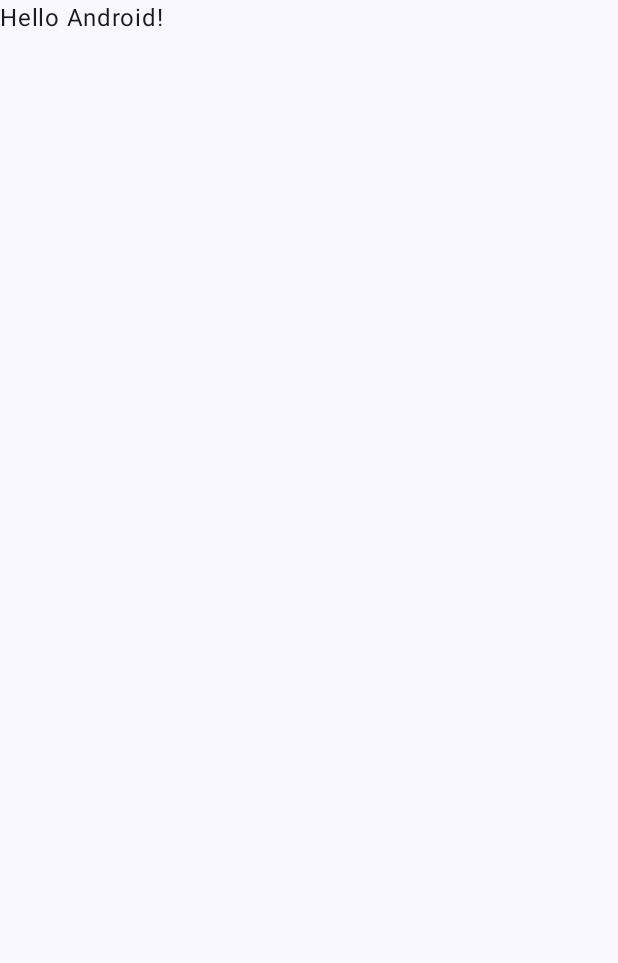
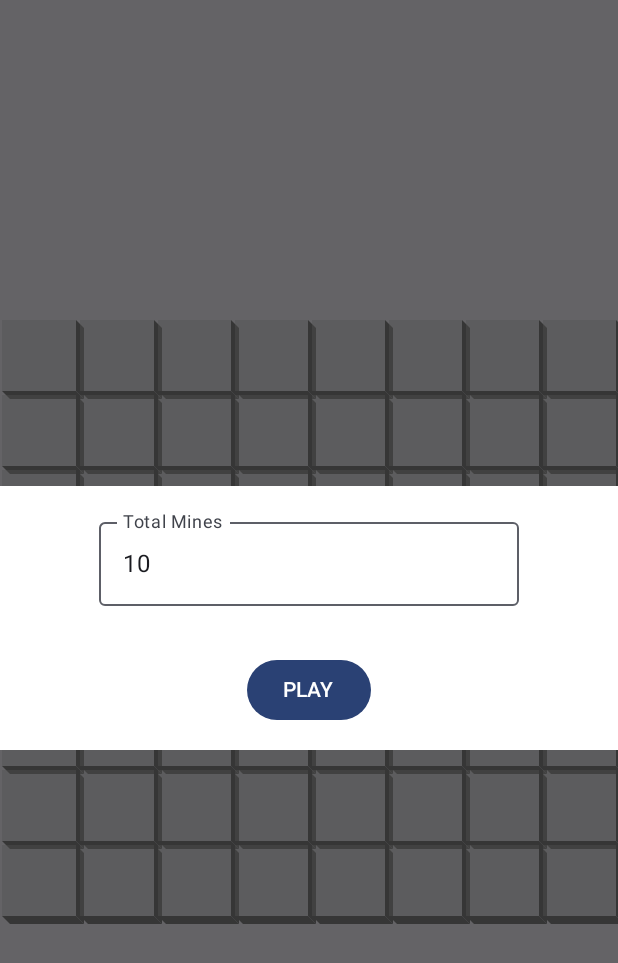
Before and after one commit to virunarala/Minesweeper, an Android app built with Jetpack Compose: the screen it shows after launch (MainActivity), on a phone screen of 412 x 824 dp. Before the commit the part shown is almost empty. Shown: the top 963 px of the screen. Run offline under Robolectric (Android 15) with nearby library versions, the phone set to English and light mode, and no system bars.

Commit message:
added minesweeper functionality

```diff
--- a/app/build.gradle.kts
+++ b/app/build.gradle.kts
@@ -59,6 +59,7 @@ dependencies {
     implementation("androidx.compose.ui:ui-graphics")
     implementation("androidx.compose.ui:ui-tooling-preview")
     implementation("androidx.compose.material3:material3")
+    implementation("androidx.lifecycle:lifecycle-viewmodel-compose:2.6.2")
     testImplementation("junit:junit:4.13.2")
     androidTestImplementation("androidx.test.ext:junit:1.1.5")
     androidTestImplementation("androidx.test.espresso:espresso-core:3.5.1")
--- a/app/src/main/java/dev/virunarala/minesweeper/MainActivity.kt
+++ b/app/src/main/java/dev/virunarala/minesweeper/MainActivity.kt
@@ -4,12 +4,15 @@ import android.os.Bundle
 import androidx.activity.ComponentActivity
 import androidx.activity.compose.setContent
 import androidx.compose.foundation.layout.fillMaxSize
+import androidx.compose.foundation.layout.padding
+import androidx.compose.material3.ExperimentalMaterial3Api
 import androidx.compose.material3.MaterialTheme
+import androidx.compose.material3.Scaffold
 import androidx.compose.material3.Surface
-import androidx.compose.material3.Text
 import androidx.compose.runtime.Composable
 import androidx.compose.ui.Modifier
 import androidx.compose.ui.tooling.preview.Preview
+import dev.virunarala.minesweeper.board.ui.BoardScreen
 import dev.virunarala.minesweeper.ui.theme.MinesweeperTheme
 
 class MainActivity : ComponentActivity() {
@@ -22,25 +25,28 @@ class MainActivity : ComponentActivity() {
                     modifier = Modifier.fillMaxSize(),
                     color = MaterialTheme.colorScheme.background
                 ) {
-                    Greeting("Android")
+                    Minesweeper()
                 }
             }
         }
     }
 }
 
+@OptIn(ExperimentalMaterial3Api::class)
 @Composable
-fun Greeting(name: String, modifier: Modifier = Modifier) {
-    Text(
-        text = "Hello $name!",
-        modifier = modifier
-    )
+fun Minesweeper() {
+    Scaffold {
+        BoardScreen(
+            modifier = Modifier
+                .padding(it)
+        )
+    }
 }
 
 @Preview(showBackground = true)
 @Composable
 fun GreetingPreview() {
     MinesweeperTheme {
-        Greeting("Android")
+        Minesweeper()
     }
 }
--- /dev/null
+++ b/app/src/main/java/dev/virunarala/minesweeper/board/data/Cell.kt
@@ -0,0 +1,12 @@
+package dev.virunarala.minesweeper.board.data
+
+data class Cell(
+    val value: Int = 0,
+    val isMine: Boolean = false,
+    val isHidden: Boolean = true,
+    val isFlagged: Boolean = false
+) {
+    override fun toString(): String {
+        return "Cell{ val:$value, isMine:$isMine, isHidden:$isHidden, isFlagged:$isFlagged}"
+    }
+}
--- /dev/null
+++ b/app/src/main/java/dev/virunarala/minesweeper/board/data/GameState.kt
@@ -0,0 +1,8 @@
+package dev.virunarala.minesweeper.board.data
+
+enum class GameState(val id: Int) {
+    NotStarted(0),
+    InProgress(1),
+    GameOver(2),
+    GameWon(3)
+}
--- /dev/null
+++ b/app/src/main/java/dev/virunarala/minesweeper/board/ui/Board.kt
@@ -0,0 +1,75 @@
+package dev.virunarala.minesweeper.board.ui
+
+import android.content.res.Configuration
+import androidx.compose.foundation.layout.Arrangement
+import androidx.compose.foundation.layout.Box
+import androidx.compose.foundation.layout.Column
+import androidx.compose.foundation.layout.Row
+import androidx.compose.foundation.layout.fillMaxHeight
+import androidx.compose.foundation.layout.fillMaxSize
+import androidx.compose.foundation.layout.fillMaxWidth
+import androidx.compose.runtime.Composable
+import androidx.compose.ui.Alignment
+import androidx.compose.ui.Modifier
+import androidx.compose.ui.platform.LocalConfiguration
+import dev.virunarala.minesweeper.board.data.Cell
+
+@Composable
+fun Board(
+    board: List<List<Cell>>,
+    modifier: Modifier = Modifier,
+    onCellClick: (cell: Cell, row: Int, col: Int) -> Unit,
+    onCellLongClick: (cell: Cell, row: Int, col: Int) -> Unit,) {
+
+    Box(modifier = modifier
+        .fillMaxSize(),
+        contentAlignment = Alignment.Center
+    ) {
+
+        val screenOrientation = LocalConfiguration.current.orientation
+        val columnModifier = when(screenOrientation) {
+            Configuration.ORIENTATION_LANDSCAPE -> {
+                Modifier
+                    .fillMaxHeight()
+            }
+
+            else -> {
+                Modifier
+            }
+        }
+
+        val rowModifier = when(screenOrientation) {
+            Configuration.ORIENTATION_LANDSCAPE -> {
+                Modifier
+            }
+
+            else -> {
+                Modifier
+                    .fillMaxWidth()
+            }
+        }
+
+        Column(modifier = columnModifier
+        ) {
+            repeat(8) { i ->
+                Row(
+                    horizontalArrangement = Arrangement.SpaceEvenly,
+                    modifier = if(screenOrientation == Configuration.ORIENTATION_LANDSCAPE) rowModifier.weight(1f) else rowModifier) {
+                    repeat(8) { j ->
+                        val cell = board[i][j]
+                        Cell(board[i][j],
+                            Modifier.weight(1f),
+                            onCellClick = {
+                                onCellClick(it,i,j)
+                            },
+                            onCellLongClick = {
+                                onCellLongClick(it,i,j)
+                            }
+                        )
+                    }
+                }
+
+            }
+        }
+    }
+}
--- /dev/null
+++ b/app/src/main/java/dev/virunarala/minesweeper/board/ui/BoardScreen.kt
@@ -0,0 +1,158 @@
+package dev.virunarala.minesweeper.board.ui
+
+import android.widget.Toast
+import androidx.compose.foundation.background
+import androidx.compose.foundation.layout.Box
+import androidx.compose.foundation.layout.Column
+import androidx.compose.foundation.layout.Spacer
+import androidx.compose.foundation.layout.fillMaxSize
+import androidx.compose.foundation.layout.fillMaxWidth
+import androidx.compose.foundation.layout.padding
+import androidx.compose.foundation.shape.RoundedCornerShape
+import androidx.compose.foundation.text.KeyboardActions
+import androidx.compose.foundation.text.KeyboardOptions
+import androidx.compose.material3.Button
+import androidx.compose.material3.ExperimentalMaterial3Api
+import androidx.compose.material3.OutlinedTextField
+import androidx.compose.material3.Text
+import androidx.compose.runtime.Composable
+import androidx.compose.runtime.getValue
+import androidx.compose.runtime.remember
+import androidx.compose.ui.Alignment
+import androidx.compose.ui.Modifier
+import androidx.compose.ui.draw.clip
+import androidx.compose.ui.graphics.Color
+import androidx.compose.ui.platform.LocalContext
+import androidx.compose.ui.res.dimensionResource
+import androidx.compose.ui.res.stringResource
+import androidx.compose.ui.text.input.ImeAction
+import androidx.compose.ui.text.input.KeyboardType
+import androidx.compose.ui.unit.dp
+import androidx.compose.ui.unit.sp
+import androidx.compose.ui.window.Dialog
+import androidx.lifecycle.viewmodel.compose.viewModel
+import dev.virunarala.minesweeper.R
+import dev.virunarala.minesweeper.board.data.GameState
+
+@OptIn(ExperimentalMaterial3Api::class)
+@Composable
+fun BoardScreen(
+    viewModel: BoardViewModel = viewModel(),
+    modifier: Modifier = Modifier) {
+
+    val context = LocalContext.current
+    val board = remember { viewModel.board }
+    val gameState by remember { viewModel.gameState }
+    val totalMines by remember { viewModel.totalMines }
+
+    Box(modifier = modifier
+        .fillMaxSize(),
+        contentAlignment = Alignment.Center) {
+        when(gameState) {
+            GameState.NotStarted.id -> {
+                Dialog(
+                    onDismissRequest = {  }
+                ) {
+                    Column(
+                        horizontalAlignment = Alignment.CenterHorizontally,
+                        modifier = Modifier
+                            .fillMaxWidth()
+                            .background(Color.White)
+                            .padding(dimensionResource(id = R.dimen.padding_medium))
+                            .clip(RoundedCornerShape(16.dp))
+                    ) {
+                        OutlinedTextField(
+                            value = totalMines,
+                            label = { Text(text = stringResource(id = R.string.hint_total_mines)) },
+                            onValueChange = { newValue ->
+                                viewModel.totalMines.value =newValue
+                            },
+                            maxLines = 1,
+                            keyboardOptions = KeyboardOptions(
+                                keyboardType = KeyboardType.NumberPassword,
+                                imeAction = ImeAction.Go
+                            ),
+                            keyboardActions = KeyboardActions (
+                                onGo = {
+                                    if(viewModel.isInputValid()) {
+                                        viewModel.startGame()
+                                    } else {
+                                        Toast.makeText(context,context.getString(R.string.invalid_mines,1,viewModel.TOTAL_ROWS*viewModel.TOTAL_COLUMNS),Toast.LENGTH_SHORT).show()
+                                    }
+                                }
+                            )
+                        )
+                        Spacer(modifier = Modifier.padding(dimensionResource(id = R.dimen.padding_medium)))
+                        Button(onClick = {
+                            if(viewModel.isInputValid()) {
+                                viewModel.startGame()
+                            } else {
+                                Toast.makeText(context,context.getString(R.string.invalid_mines,1,viewModel.TOTAL_ROWS*viewModel.TOTAL_COLUMNS),Toast.LENGTH_SHORT).show()
+                            }
+
+                        }) {
+                            Text(text = stringResource(id = R.string.play).uppercase())
+                        }
+                    }
+                }
+            }
+
+            GameState.InProgress.id -> {
+                // Do nothing
+            }
+
+            GameState.GameOver.id -> {
+                Dialog(
+                    onDismissRequest = {  }
+                ) {
+                    Column(
+                        horizontalAlignment = Alignment.CenterHorizontally,
+                        modifier = Modifier
+                            .fillMaxWidth()
+                            .background(Color.White)
+                            .padding(dimensionResource(id = R.dimen.padding_medium))
+                            .clip(RoundedCornerShape(16.dp))
+                    ) {
+                        Text(text = stringResource(id = R.string.game_over), fontSize = 32.sp)
+                        Spacer(modifier = Modifier.padding(dimensionResource(id = R.dimen.padding_medium)))
+                        Button(onClick = { viewModel.restartGame() }) {
+                            Text(text = stringResource(id = R.string.play_again).uppercase())
+                        }
+                    }
+                }
+
+            }
+
+            GameState.GameWon.id -> {
+                Dialog(
+                    onDismissRequest = {  }
+                ) {
+                    Column(
+                        horizontalAlignment = Alignment.CenterHorizontally,
+                        modifier = Modifier
+                            .fillMaxWidth()
+                            .background(Color.White)
+                            .padding(dimensionResource(id = R.dimen.padding_medium))
+                            .clip(RoundedCornerShape(16.dp))
+                    ) {
+                        Text(text = stringResource(id = R.string.game_won), fontSize = 20.sp)
+                        Spacer(modifier = Modifier.padding(dimensionResource(id = R.dimen.padding_medium)))
+                        Button(onClick = { viewModel.restartGame() }) {
+                            Text(text = stringResource(id = R.string.play_again).uppercase())
+                        }
+                    }
+                }
+            }
+        }
+
+        Board(
+            board,
+            onCellClick = { cell, row, col ->
+                viewModel.onCellClicked(row,col)
+            },
+            onCellLongClick = { cell, row, col ->
+                viewModel.onCellLongClicked(row,col)
+            }
+        )
+    }
+}
--- /dev/null
+++ b/app/src/main/java/dev/virunarala/minesweeper/board/ui/Cell.kt
@@ -0,0 +1,144 @@
+package dev.virunarala.minesweeper.board.ui
+
+import androidx.compose.foundation.ExperimentalFoundationApi
+import androidx.compose.foundation.Image
+import androidx.compose.foundation.background
+import androidx.compose.foundation.combinedClickable
+import androidx.compose.foundation.interaction.MutableInteractionSource
+import androidx.compose.foundation.interaction.collectIsPressedAsState
+import androidx.compose.foundation.layout.Box
+import androidx.compose.foundation.layout.fillMaxWidth
+import androidx.compose.foundation.layout.height
+import androidx.compose.foundation.layout.offset
+import androidx.compose.foundation.layout.padding
+import androidx.compose.foundation.layout.size
+import androidx.compose.material3.Text
+import androidx.compose.runtime.Composable
+import androidx.compose.runtime.derivedStateOf
+import androidx.compose.runtime.getValue
+import androidx.compose.runtime.remember
+import androidx.compose.ui.Alignment
+import androidx.compose.ui.Modifier
+import androidx.compose.ui.draw.drawBehind
+import androidx.compose.ui.graphics.Color
+import androidx.compose.ui.graphics.Path
+import androidx.compose.ui.graphics.drawscope.Fill
+import androidx.compose.ui.res.painterResource
+import androidx.compose.ui.res.stringResource
+import androidx.compose.ui.tooling.preview.Preview
+import androidx.compose.ui.unit.IntOffset
+import androidx.compose.ui.unit.dp
+import androidx.compose.ui.unit.sp
+import dev.virunarala.minesweeper.R
+import dev.virunarala.minesweeper.board.data.Cell
+
+@OptIn(ExperimentalFoundationApi::class)
+@Composable
+fun Cell(cell: Cell,
+         modifier: Modifier = Modifier,
+         onCellClick: (cell: Cell) -> Unit,
+         onCellLongClick: (cell: Cell) -> Unit
+) {
+
+    val edgeOffset = 8f
+    val rightEdgeColor = Color.Gray
+    val bottomEdgeColor = Color.Gray
+    val shouldDrawBorder = cell.isHidden
+
+    val interactionSource = remember { MutableInteractionSource() }
+    val isPressed by interactionSource.collectIsPressedAsState()
+    val elevationOffset by remember {
+        derivedStateOf {
+            if(isPressed) {
+                IntOffset(edgeOffset.toInt(),edgeOffset.toInt())
+            } else {
+                IntOffset.Zero
+            }
+        }
+    }
+
+    Box(
+        contentAlignment = Alignment.Center,
+        modifier = modifier
+            .fillMaxWidth()
+            .height(50.dp)
+            .padding(1.5.dp)
+            .background(color = Color.LightGray.copy(alpha = 0.4f))
+            .combinedClickable(
+                interactionSource = interactionSource,
+                indication = null,
+                onClick = { onCellClick(cell) },
+                onLongClick = { onCellLongClick(cell) }
+            )
+            .drawBehind {
+                if (shouldDrawBorder && !isPressed) {
+                    val rightEdge = Path().apply {
+                        moveTo(size.width, 0f)
+                        lineTo(size.width + edgeOffset, edgeOffset)
+                        lineTo(size.width + edgeOffset, size.height + edgeOffset)
+                        lineTo(size.width, size.height)
+                        close()
+                    }
+
+                    val bottomEdge = Path().apply {
+                        moveTo(size.width, size.height)
+                        lineTo(size.width + edgeOffset, size.height + edgeOffset)
+                        lineTo(edgeOffset, size.height + edgeOffset)
+                        lineTo(0f, size.height)
+                        close()
+                    }
+
+                    drawPath(path = rightEdge, color = rightEdgeColor, style = Fill)
+                    drawPath(path = bottomEdge, color = bottomEdgeColor, style = Fill)
+                }
+            }
+
+    ) {
+
+        Box(modifier = Modifier
+            .offset {
+                elevationOffset
+            }) {
+            if(cell.isHidden) {
+                if(cell.isFlagged) {
+                    Image(painter = painterResource(id = R.drawable.flag_triangle),
+                        contentDescription = stringResource(R.string.flag),
+                        modifier = Modifier.size(24.dp)
+                    )
+                }
+
+            } else {
+
+                if(cell.isMine) {
+                    Image(painter = painterResource(id = R.drawable.bomb),
+                        contentDescription = stringResource(R.string.mine),
+                        modifier = Modifier.size(24.dp)
+                    )
+                } else {
+                    if(cell.value==0) {
+
+                    } else {
+                        Text(text = cell.value.toString(),
+                            fontSize = 20.sp
+                        )
+                    }
+                }
+            }
+        }
+    }
+}
+
+@Preview(showBackground = true)
+@Composable
+fun CellPreview() {
+    Cell(
+        cell = Cell(
+            value = 1,
+            isMine = false,
+            isHidden = false,
+            isFlagged = false
+        ),
+        onCellClick = {  },
+        onCellLongClick = {  }
+    )
+}
--- a/app/src/main/res/values/strings.xml
+++ b/app/src/main/res/values/strings.xml
@@ -1,3 +1,12 @@
 <resources>
     <string name="app_name">Minesweeper</string>
+    <string name="cell">Cell</string>
+    <string name="mine">Mine</string>
+    <string name="flag">Flag</string>
+    <string name="game_over">Game Over!</string>
+    <string name="play_again">Play Again</string>
+    <string name="play">Play</string>
+    <string name="hint_total_mines">Total Mines</string>
+    <string name="invalid_mines">Enter a number between %1$d and %2$d</string>
+    <string name="game_won">You won! Congratulations, it\'s time to celebrate!</string>
 </resources>
```
Also changed, not shown: app/src/main/java/dev/virunarala/minesweeper/board/ui/BoardViewModel.kt (added, +173 -0 lines), app/src/main/res/values/dimens.xml (added, +9 -0 lines), app/src/main/res/drawable/bomb.png (added), app/src/main/res/drawable/flag_triangle.png (added), 1 other file.
